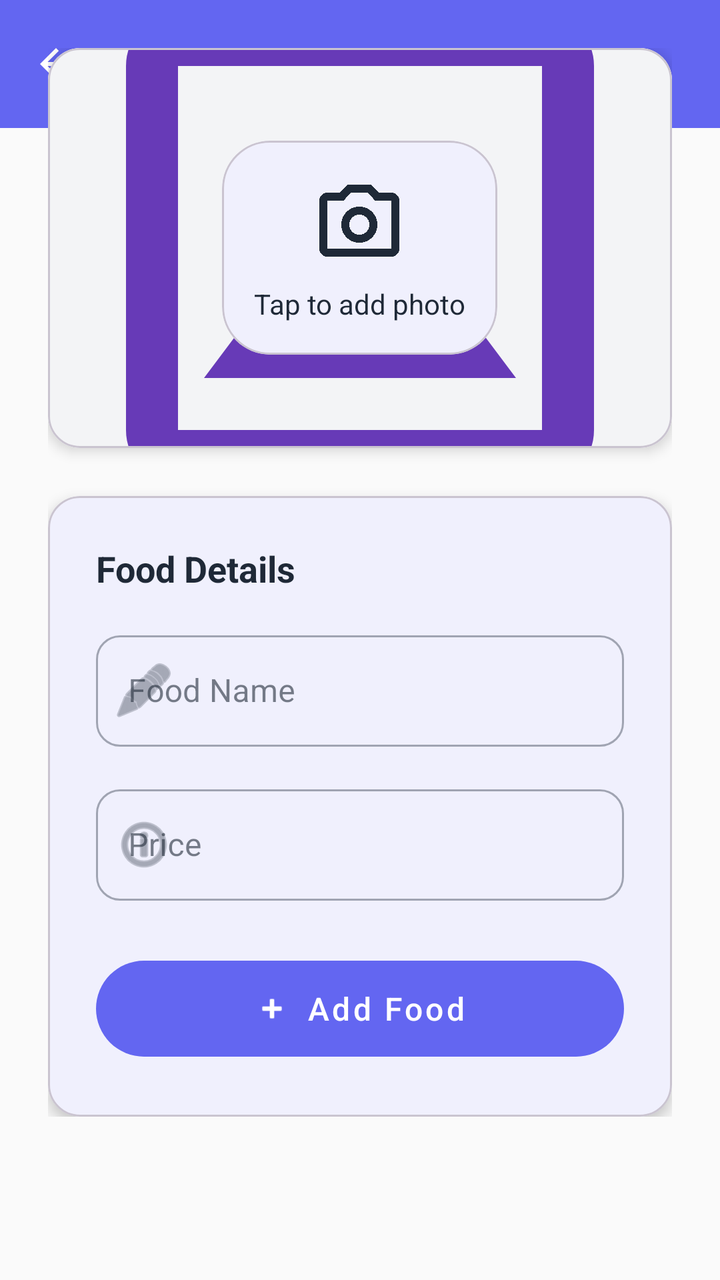
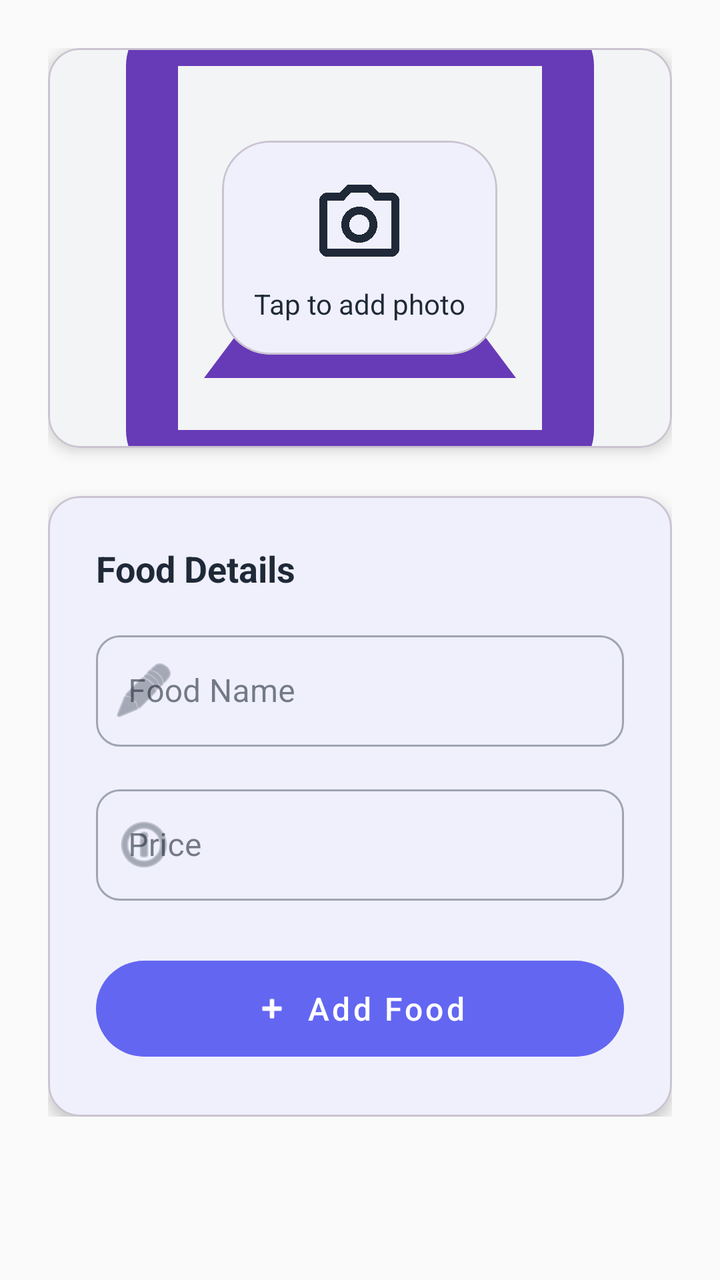

Two renders of the same Android screen: before a commit and after it. Below are the layout's source before the change and the commit's diff.
<!-- AndroidManifest.xml: application theme Theme.TestApp -->
<!-- res/layout/fragment_add_food.xml -->
<?xml version="1.0" encoding="utf-8"?>
<androidx.coordinatorlayout.widget.CoordinatorLayout xmlns:android="http://schemas.android.com/apk/res/android"
    xmlns:app="http://schemas.android.com/apk/res-auto"
    xmlns:tools="http://schemas.android.com/tools"
    android:id="@+id/main"
    android:layout_width="match_parent"
    android:layout_height="match_parent"
    android:background="?attr/android:colorBackground"
    tools:context=".screens.AddFoodActivity">

    <com.google.android.material.appbar.AppBarLayout
        android:layout_width="match_parent"
        android:layout_height="wrap_content"
        android:theme="@style/ThemeOverlay.AppCompat.Dark.ActionBar">

        <androidx.appcompat.widget.Toolbar
            android:id="@+id/toolbar"
            android:layout_width="match_parent"
            android:layout_height="?attr/actionBarSize"
            android:background="?attr/colorPrimary"
            app:popupTheme="@style/ThemeOverlay.AppCompat.Light"
            app:title="Add New Food"
            app:navigationIcon="?attr/homeAsUpIndicator" />

    </com.google.android.material.appbar.AppBarLayout>

    <androidx.core.widget.NestedScrollView
        android:layout_width="match_parent"
        android:layout_height="match_parent"
>

        <LinearLayout
            android:layout_width="match_parent"
            android:layout_height="wrap_content"
            android:orientation="vertical"
            android:padding="24dp">

            <com.google.android.material.card.MaterialCardView
                android:layout_width="match_parent"
                android:layout_height="wrap_content"
                app:cardCornerRadius="16dp"
                app:cardElevation="4dp"
                android:layout_marginBottom="24dp">

                <LinearLayout
                    android:layout_width="match_parent"
                    android:layout_height="wrap_content"
                    android:orientation="vertical">

                    <FrameLayout
                        android:layout_width="match_parent"
                        android:layout_height="200dp">

                        <ImageView
                            android:id="@+id/food_image"
                            android:layout_width="match_parent"
                            android:layout_height="match_parent"
                            android:background="?attr/colorSurfaceVariant"
                            android:contentDescription="Food Image"
                            android:scaleType="centerCrop"
                            app:srcCompat="@drawable/image" />

                        <com.google.android.material.card.MaterialCardView
                            android:layout_width="wrap_content"
                            android:layout_height="wrap_content"
                            android:layout_gravity="center"
                            app:cardBackgroundColor="?attr/colorSurface"
                            app:cardCornerRadius="24dp"
                            app:cardElevation="0dp">

                            <LinearLayout
                                android:layout_width="wrap_content"
                                android:layout_height="wrap_content"
                                android:orientation="vertical"
                                android:gravity="center"
                                android:padding="16dp">

                                <ImageView
                                    android:layout_width="48dp"
                                    android:layout_height="48dp"
                                    android:src="@drawable/photo_camera"
                                    app:tint="?attr/colorOnSurface" />

                                <TextView
                                    android:layout_width="wrap_content"
                                    android:layout_height="wrap_content"
                                    android:text="Tap to add photo"
                                    android:textColor="?attr/colorOnSurface"
                                    android:textSize="14sp"
                                    android:layout_marginTop="8dp" />

                            </LinearLayout>

                        </com.google.android.material.card.MaterialCardView>

                    </FrameLayout>

                </LinearLayout>

            </com.google.android.material.card.MaterialCardView>

            <com.google.android.material.card.MaterialCardView
                android:layout_width="match_parent"
                android:layout_height="wrap_content"
                app:cardCornerRadius="16dp"
                app:cardElevation="4dp">

                <LinearLayout
                    android:layout_width="match_parent"
                    android:layout_height="wrap_content"
                    android:orientation="vertical"
                    android:padding="24dp">

                    <TextView
                        android:layout_width="wrap_content"
                        android:layout_height="wrap_content"
                        android:text="Food Details"
                        android:textStyle="bold"
                        android:textSize="18sp"
                        android:textColor="?attr/colorOnSurface"
                        android:layout_marginBottom="16dp" />

                    <com.google.android.material.textfield.TextInputLayout
                        android:layout_width="match_parent"
                        android:layout_height="wrap_content"
                        android:layout_marginBottom="16dp"
                        style="@style/Widget.MaterialComponents.TextInputLayout.OutlinedBox"
                        app:boxCornerRadiusTopStart="12dp"
                        app:boxCornerRadiusTopEnd="12dp"
                        app:boxCornerRadiusBottomStart="12dp"
                        app:boxCornerRadiusBottomEnd="12dp"
                        app:startIconDrawable="@android:drawable/ic_menu_edit">

                        <com.google.android.material.textfield.TextInputEditText
                            android:id="@+id/food_name"
                            android:layout_width="match_parent"
                            android:layout_height="wrap_content"
                            android:hint="Food Name"
                            android:inputType="textCapWords" />

                    </com.google.android.material.textfield.TextInputLayout>

                    <com.google.android.material.textfield.TextInputLayout
                        android:layout_width="match_parent"
                        android:layout_height="wrap_content"
                        android:layout_marginBottom="24dp"
                        style="@style/Widget.MaterialComponents.TextInputLayout.OutlinedBox"
                        app:boxCornerRadiusTopStart="12dp"
                        app:boxCornerRadiusTopEnd="12dp"
                        app:boxCornerRadiusBottomStart="12dp"
                        app:boxCornerRadiusBottomEnd="12dp"
                        app:prefixText="$"
                        app:startIconDrawable="@android:drawable/ic_menu_info_details">

                        <com.google.android.material.textfield.TextInputEditText
                            android:id="@+id/food_price"
                            android:layout_width="match_parent"
                            android:layout_height="wrap_content"
                            android:hint="Price"
                            android:inputType="numberDecimal" />

                    </com.google.android.material.textfield.TextInputLayout>

                    <com.google.android.material.button.MaterialButton
                        android:id="@+id/add_food_button"
                        android:layout_width="match_parent"
                        android:layout_height="60dp"
                        android:text="Add Food"
                        android:textAllCaps="false"
                        android:textSize="16sp"
                        app:cornerRadius="30dp"
                        app:icon="@android:drawable/ic_input_add"
                        app:iconGravity="textStart"
                        style="@style/Widget.MaterialComponents.Button.UnelevatedButton" />

                </LinearLayout>

            </com.google.android.material.card.MaterialCardView>

        </LinearLayout>

    </androidx.core.widget.NestedScrollView>

</androidx.coordinatorlayout.widget.CoordinatorLayout>
<!-- resources referenced by this layout -->
<resources>
  <!-- drawable image (drawable) -->
  <vector xmlns:android="http://schemas.android.com/apk/res/android"
      android:width="24dp"
      android:height="24dp"
      android:viewportWidth="960"
      android:viewportHeight="960">
    <path
        android:pathData="M200,840q-33,0 -56.5,-23.5T120,760v-560q0,-33 23.5,-56.5T200,120h560q33,0 56.5,23.5T840,200v560q0,33 -23.5,56.5T760,840L200,840ZM200,760h560v-560L200,200v560ZM240,680h480L570,480 450,640l-90,-120 -120,160ZM200,760v-560,560Z"
        android:fillColor="#673AB7"/>
  </vector>
  <!-- drawable photo_camera (drawable) -->
  <vector xmlns:android="http://schemas.android.com/apk/res/android"
      android:width="24dp"
      android:height="24dp"
      android:viewportWidth="960"
      android:viewportHeight="960">
    <path
        android:pathData="M480,700q75,0 127.5,-52.5T660,520q0,-75 -52.5,-127.5T480,340q-75,0 -127.5,52.5T300,520q0,75 52.5,127.5T480,700ZM480,620q-42,0 -71,-29t-29,-71q0,-42 29,-71t71,-29q42,0 71,29t29,71q0,42 -29,71t-71,29ZM160,840q-33,0 -56.5,-23.5T80,760v-480q0,-33 23.5,-56.5T160,200h126l74,-80h240l74,80h126q33,0 56.5,23.5T880,280v480q0,33 -23.5,56.5T800,840L160,840ZM160,760h640v-480L638,280l-73,-80L395,200l-73,80L160,280v480ZM480,520Z"
        android:fillColor="#e8eaed"/>
  </vector>
  <style name="Theme.TestApp" parent="Base.Theme.TestApp" />
  <style name="Base.Theme.TestApp" parent="Theme.Material3.DayNight.NoActionBar">
          <item name="colorPrimary">@color/primary</item>
          <item name="colorPrimaryVariant">@color/primary_variant</item>
          <item name="colorOnPrimary">@color/on_primary</item>
          
          <item name="colorSecondary">@color/secondary</item>
          <item name="colorSecondaryVariant">@color/secondary_variant</item>
          <item name="colorOnSecondary">@color/on_secondary</item>
          
          <item name="android:colorBackground">@color/background</item>
          <item name="colorSurface">@color/surface</item>
          <item name="colorOnBackground">@color/on_background</item>
          <item name="colorOnSurface">@color/on_surface</item>
          
          <item name="colorError">@color/error</item>
          <item name="colorOnError">@color/on_error</item>
          
          <item name="colorOutline">@color/outline</item>
          <item name="colorSurfaceVariant">@color/surface_variant</item>
          <item name="colorOnSurfaceVariant">@color/on_surface_variant</item>
          
          <item name="android:statusBarColor">@color/primary</item>
          <item name="android:navigationBarColor">@color/surface</item>
          <item name="android:windowLightStatusBar">false</item>
          <item name="android:windowLightNavigationBar">true</item>
      </style>
  <color name="primary">#6366F1</color>
  <color name="primary_variant">#4F46E5</color>
  <color name="on_primary">#FFFFFF</color>
  <color name="secondary">#EC4899</color>
  <color name="secondary_variant">#DB2777</color>
  <color name="on_secondary">#FFFFFF</color>
  <color name="background">#FAFAFA</color>
  <color name="surface">#FFFFFF</color>
  <color name="on_background">#1F2937</color>
  <color name="on_surface">#1F2937</color>
  <color name="error">#EF4444</color>
  <color name="on_error">#FFFFFF</color>
  <color name="outline">#E5E7EB</color>
  <color name="surface_variant">#F3F4F6</color>
  <color name="on_surface_variant">#6B7280</color>
</resources>

<!-- the commit's change to res/layout/fragment_add_food.xml (unified diff, before → after) -->
@@ -2,27 +2,10 @@
 <androidx.coordinatorlayout.widget.CoordinatorLayout xmlns:android="http://schemas.android.com/apk/res/android"
     xmlns:app="http://schemas.android.com/apk/res-auto"
     xmlns:tools="http://schemas.android.com/tools"
-    android:id="@+id/main"
     android:layout_width="match_parent"
     android:layout_height="match_parent"
     android:background="?attr/android:colorBackground"
-    tools:context=".screens.AddFoodActivity">
-
-    <com.google.android.material.appbar.AppBarLayout
-        android:layout_width="match_parent"
-        android:layout_height="wrap_content"
-        android:theme="@style/ThemeOverlay.AppCompat.Dark.ActionBar">
-
-        <androidx.appcompat.widget.Toolbar
-            android:id="@+id/toolbar"
-            android:layout_width="match_parent"
-            android:layout_height="?attr/actionBarSize"
-            android:background="?attr/colorPrimary"
-            app:popupTheme="@style/ThemeOverlay.AppCompat.Light"
-            app:title="Add New Food"
-            app:navigationIcon="?attr/homeAsUpIndicator" />
-
-    </com.google.android.material.appbar.AppBarLayout>
+    tools:context=".screens.addfood.AddFoodFragment">
 
     <androidx.core.widget.NestedScrollView
         android:layout_width="match_parent"
